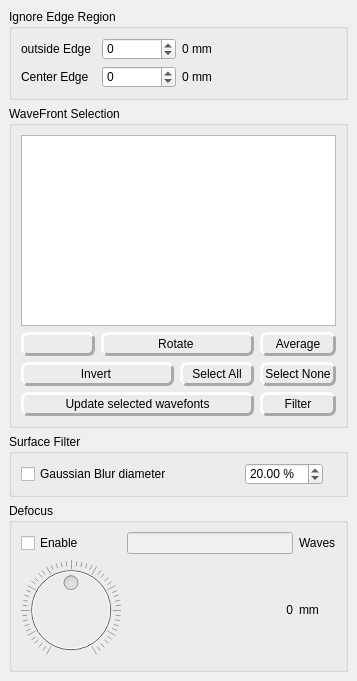
First picture: the form in surfaceanalysistools.ui, repository githubdoe/DFTFringe, before the edit.
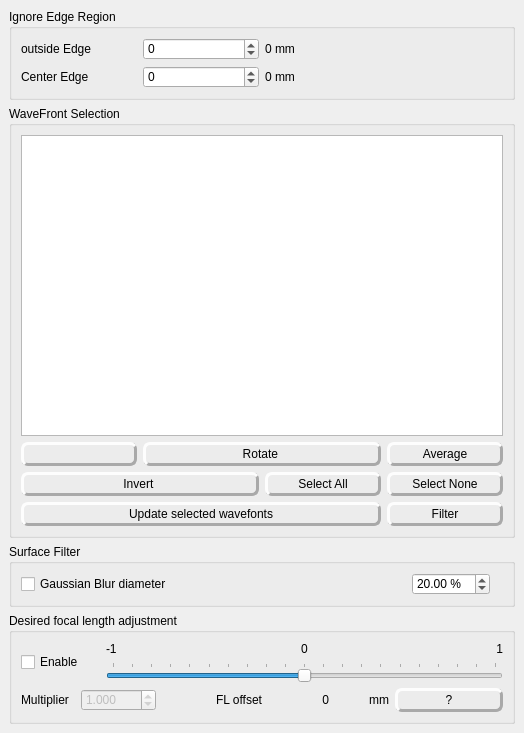
Second picture: the form after the edit. Icons and pictures are not drawn.

Diff of the .ui file:
```diff
--- a/surfaceanalysistools.ui
+++ b/surfaceanalysistools.ui
@@ -6,20 +6,20 @@
    <rect>
     <x>0</x>
     <y>0</y>
-    <width>357</width>
-    <height>681</height>
+    <width>524</width>
+    <height>733</height>
    </rect>
   </property>
   <property name="sizePolicy">
-   <sizepolicy hsizetype="Expanding" vsizetype="Preferred">
+   <sizepolicy hsizetype="Ignored" vsizetype="Ignored">
     <horstretch>0</horstretch>
     <verstretch>0</verstretch>
    </sizepolicy>
   </property>
   <property name="minimumSize">
    <size>
-    <width>300</width>
-    <height>633</height>
+    <width>524</width>
+    <height>733</height>
    </size>
   </property>
   <property name="windowTitle">
@@ -43,6 +43,12 @@
    <layout class="QVBoxLayout" name="verticalLayout">
     <item>
      <widget class="QGroupBox" name="groupBox_2">
+      <property name="sizePolicy">
+       <sizepolicy hsizetype="Ignored" vsizetype="Preferred">
+        <horstretch>0</horstretch>
+        <verstretch>0</verstretch>
+       </sizepolicy>
+      </property>
       <property name="title">
        <string>Ignore Edge Region</string>
       </property>
@@ -114,7 +120,7 @@
     <item>
      <widget class="QGroupBox" name="groupBox_4">
       <property name="sizePolicy">
-       <sizepolicy hsizetype="Expanding" vsizetype="Preferred">
+       <sizepolicy hsizetype="Ignored" vsizetype="Preferred">
         <horstretch>0</horstretch>
         <verstretch>0</verstretch>
        </sizepolicy>
@@ -126,7 +132,7 @@
        <item row="0" column="0" colspan="4">
         <widget class="QListWidget" name="wavefrontList">
          <property name="sizePolicy">
-          <sizepolicy hsizetype="Expanding" vsizetype="Expanding">
+          <sizepolicy hsizetype="Ignored" vsizetype="Expanding">
            <horstretch>1</horstretch>
            <verstretch>0</verstretch>
           </sizepolicy>
@@ -249,6 +255,12 @@
     </item>
     <item>
      <widget class="QGroupBox" name="groupBox_3">
+      <property name="sizePolicy">
+       <sizepolicy hsizetype="Ignored" vsizetype="Preferred">
+        <horstretch>0</horstretch>
+        <verstretch>0</verstretch>
+       </sizepolicy>
+      </property>
       <property name="title">
        <string>Surface Filter</string>
       </property>
@@ -310,21 +322,22 @@
     </item>
     <item>
      <widget class="QGroupBox" name="groupBox_5">
-      <property name="title">
-       <string>Defocus</string>
+      <property name="sizePolicy">
+       <sizepolicy hsizetype="Ignored" vsizetype="Preferred">
+        <horstretch>0</horstretch>
+        <verstretch>0</verstretch>
+       </sizepolicy>
       </property>
-      <layout class="QGridLayout" name="gridLayout_2">
-       <item row="1" column="3">
-        <widget class="QLabel" name="label_4">
          <property name="toolTip">
-          <string>&lt;html&gt;&lt;head/&gt;&lt;body&gt;&lt;p&gt;defocus in mm &lt;span style=&quot; color:#008000;&quot;&gt;From&lt;/span&gt;&lt;span style=&quot; color:#c0c0c0;&quot;/&gt;&lt;span style=&quot; color:#008000;&quot;&gt;Suiter&lt;/span&gt;&lt;span style=&quot; color:#c0c0c0;&quot;/&gt;&lt;span style=&quot; color:#008000;&quot;&gt;appendix&lt;/span&gt;&lt;span style=&quot; color:#c0c0c0;&quot;/&gt;&lt;span style=&quot; color:#008000;&quot;&gt;E&lt;/span&gt;&lt;span style=&quot; color:#c0c0c0;&quot;/&gt;&lt;span style=&quot; color:#008000;&quot;&gt;mm&lt;/span&gt;&lt;span style=&quot; color:#c0c0c0;&quot;/&gt;&lt;span style=&quot; color:#008000;&quot;&gt;=&lt;/span&gt;&lt;span style=&quot; color:#c0c0c0;&quot;/&gt;&lt;span style=&quot; color:#008000;&quot;&gt;F^2&lt;/span&gt;&lt;span style=&quot; color:#c0c0c0;&quot;/&gt;&lt;span style=&quot; color:#008000;&quot;&gt;*&lt;/span&gt;&lt;span style=&quot; color:#c0c0c0;&quot;/&gt;&lt;span style=&quot; color:#008000;&quot;&gt;8&lt;/span&gt;&lt;span style=&quot; color:#c0c0c0;&quot;/&gt;&lt;span style=&quot; color:#008000;&quot;&gt;*&lt;/span&gt;&lt;span style=&quot; color:#c0c0c0;&quot;/&gt;&lt;span style=&quot; color:#008000;&quot;&gt;waves&lt;/span&gt;&lt;span style=&quot; color:#c0c0c0;&quot;/&gt;&lt;span style=&quot; color:#008000;&quot;&gt;*&lt;/span&gt;&lt;span style=&quot; color:#c0c0c0;&quot;/&gt;&lt;span style=&quot; color:#008000;&quot;&gt;wavelength&lt;/span&gt;&lt;/p&gt;&lt;/body&gt;&lt;/html&gt;</string>
-         </property>
-         <property name="text">
-          <string>mm</string>
-         </property>
-        </widget>
-       </item>
-       <item row="0" column="1">
+       <string>&lt;html&gt;&lt;head/&gt;&lt;body&gt;&lt;p&gt;Used by mirror makers to simulate what a small difference in focal length will do to the error.  Make sure Zernike term for defocus is not checked before using this.&lt;/p&gt;&lt;/body&gt;&lt;/html&gt;</string>
+      </property>
+      <property name="title">
+       <string>Desired focal length adjustment</string>
+      </property>
+      <layout class="QVBoxLayout" name="verticalLayout_4">
+       <item>
+        <layout class="QHBoxLayout" name="horizontalLayout_7" stretch="1,5">
+         <item>
         <widget class="QCheckBox" name="checkBox">
          <property name="toolTip">
           <string>Add manual defocus value to the calculated defocus value.</string>
@@ -334,23 +347,49 @@
          </property>
         </widget>
        </item>
-       <item row="1" column="2">
-        <widget class="QLabel" name="defocusNm">
-         <property name="toolTip">
-          <string>Defocus in mm</string>
-         </property>
+         <item>
+          <layout class="QVBoxLayout" name="verticalLayout_3">
+           <item>
+            <layout class="QHBoxLayout" name="horizontalLayout_6">
+             <item>
+              <widget class="QLabel" name="label_3">
+               <property name="text">
+                <string>-1</string>
+               </property>
+               <property name="alignment">
+                <set>Qt::AlignBottom|Qt::AlignLeading|Qt::AlignLeft</set>
+               </property>
+              </widget>
+             </item>
+             <item>
+              <widget class="QLabel" name="label_5">
          <property name="text">
           <string>0</string>
          </property>
          <property name="alignment">
-          <set>Qt::AlignRight|Qt::AlignTrailing|Qt::AlignVCenter</set>
+                <set>Qt::AlignBottom|Qt::AlignHCenter</set>
          </property>
         </widget>
        </item>
-       <item row="1" column="1">
-        <widget class="QDial" name="defocusDial">
-         <property name="enabled">
-          <bool>false</bool>
+             <item>
+              <widget class="QLabel" name="label_6">
+               <property name="text">
+                <string>1</string>
+               </property>
+               <property name="alignment">
+                <set>Qt::AlignBottom|Qt::AlignRight|Qt::AlignTrailing</set>
+               </property>
+              </widget>
+             </item>
+            </layout>
+           </item>
+           <item>
+            <widget class="QSlider" name="rocPercent">
+             <property name="sizePolicy">
+              <sizepolicy hsizetype="Ignored" vsizetype="Fixed">
+               <horstretch>0</horstretch>
+               <verstretch>0</verstretch>
+              </sizepolicy>
          </property>
          <property name="minimum">
           <number>-100</number>
@@ -358,33 +397,106 @@
          <property name="maximum">
           <number>100</number>
          </property>
-         <property name="invertedAppearance">
-          <bool>false</bool>
-         </property>
-         <property name="invertedControls">
-          <bool>false</bool>
-         </property>
-         <property name="wrapping">
-          <bool>false</bool>
-         </property>
-         <property name="notchesVisible">
-          <bool>true</bool>
+             <property name="orientation">
+              <enum>Qt::Horizontal</enum>
+             </property>
+             <property name="tickPosition">
+              <enum>QSlider::TicksAbove</enum>
+             </property>
+             <property name="tickInterval">
+              <number>10</number>
          </property>
         </widget>
        </item>
-       <item row="0" column="3">
-        <widget class="QLabel" name="label_3">
+          </layout>
+         </item>
+        </layout>
+       </item>
+       <item>
+        <layout class="QHBoxLayout" name="horizontalLayout_8" stretch="1,1,1,1,1,1,2">
+         <item>
+          <widget class="QLabel" name="label_7">
          <property name="text">
-          <string>Waves</string>
+            <string>Multiplier</string>
          </property>
         </widget>
        </item>
-       <item row="0" column="2">
-        <widget class="QLineEdit" name="defocusWaves">
+         <item>
+          <widget class="QDoubleSpinBox" name="multiplierwaves">
          <property name="enabled">
           <bool>false</bool>
          </property>
-        </widget>
+           <property name="decimals">
+            <number>3</number>
+           </property>
+           <property name="minimum">
+            <double>-100.000000000000000</double>
+           </property>
+           <property name="maximum">
+            <double>100.000000000000000</double>
+           </property>
+           <property name="singleStep">
+            <double>0.100000000000000</double>
+           </property>
+           <property name="value">
+            <double>1.000000000000000</double>
+           </property>
+          </widget>
+         </item>
+         <item>
+          <spacer name="horizontalSpacer">
+           <property name="orientation">
+            <enum>Qt::Horizontal</enum>
+           </property>
+           <property name="sizeHint" stdset="0">
+            <size>
+             <width>40</width>
+             <height>20</height>
+            </size>
+           </property>
+          </spacer>
+         </item>
+         <item>
+          <widget class="QLabel" name="label_8">
+           <property name="text">
+            <string>FL offset</string>
+           </property>
+          </widget>
+         </item>
+         <item>
+          <widget class="QLabel" name="defocusNm">
+           <property name="toolTip">
+            <string>Defocus in mm</string>
+           </property>
+           <property name="text">
+            <string>0</string>
+           </property>
+           <property name="alignment">
+            <set>Qt::AlignRight|Qt::AlignTrailing|Qt::AlignVCenter</set>
+           </property>
+          </widget>
+         </item>
+         <item>
+          <widget class="QLabel" name="label_4">
+           <property name="toolTip">
+            <string>&lt;html&gt;&lt;head/&gt;&lt;body&gt;&lt;p&gt;defocus in mm &lt;span style=&quot; color:#008000;&quot;&gt;From&lt;/span&gt;&lt;span style=&quot; color:#c0c0c0;&quot;/&gt;&lt;span style=&quot; color:#008000;&quot;&gt;Suiter&lt;/span&gt;&lt;span style=&quot; color:#c0c0c0;&quot;/&gt;&lt;span style=&quot; color:#008000;&quot;&gt;appendix&lt;/span&gt;&lt;span style=&quot; color:#c0c0c0;&quot;/&gt;&lt;span style=&quot; color:#008000;&quot;&gt;E&lt;/span&gt;&lt;span style=&quot; color:#c0c0c0;&quot;/&gt;&lt;span style=&quot; color:#008000;&quot;&gt;mm&lt;/span&gt;&lt;span style=&quot; color:#c0c0c0;&quot;/&gt;&lt;span style=&quot; color:#008000;&quot;&gt;=&lt;/span&gt;&lt;span style=&quot; color:#c0c0c0;&quot;/&gt;&lt;span style=&quot; color:#008000;&quot;&gt;F^2&lt;/span&gt;&lt;span style=&quot; color:#c0c0c0;&quot;/&gt;&lt;span style=&quot; color:#008000;&quot;&gt;*&lt;/span&gt;&lt;span style=&quot; color:#c0c0c0;&quot;/&gt;&lt;span style=&quot; color:#008000;&quot;&gt;8&lt;/span&gt;&lt;span style=&quot; color:#c0c0c0;&quot;/&gt;&lt;span style=&quot; color:#008000;&quot;&gt;*&lt;/span&gt;&lt;span style=&quot; color:#c0c0c0;&quot;/&gt;&lt;span style=&quot; color:#008000;&quot;&gt;waves&lt;/span&gt;&lt;span style=&quot; color:#c0c0c0;&quot;/&gt;&lt;span style=&quot; color:#008000;&quot;&gt;*&lt;/span&gt;&lt;span style=&quot; color:#c0c0c0;&quot;/&gt;&lt;span style=&quot; color:#008000;&quot;&gt;wavelength&lt;/span&gt;&lt;/p&gt;&lt;/body&gt;&lt;/html&gt;</string>
+           </property>
+           <property name="text">
+            <string>mm</string>
+           </property>
+           <property name="alignment">
+            <set>Qt::AlignRight|Qt::AlignTrailing|Qt::AlignVCenter</set>
+           </property>
+          </widget>
+         </item>
+         <item>
+          <widget class="QPushButton" name="rocHelp">
+           <property name="text">
+            <string>  ?  </string>
+           </property>
+          </widget>
+         </item>
+        </layout>
        </item>
       </layout>
      </widget>
```
Lines whose indentation alone changed are shown as unchanged.
